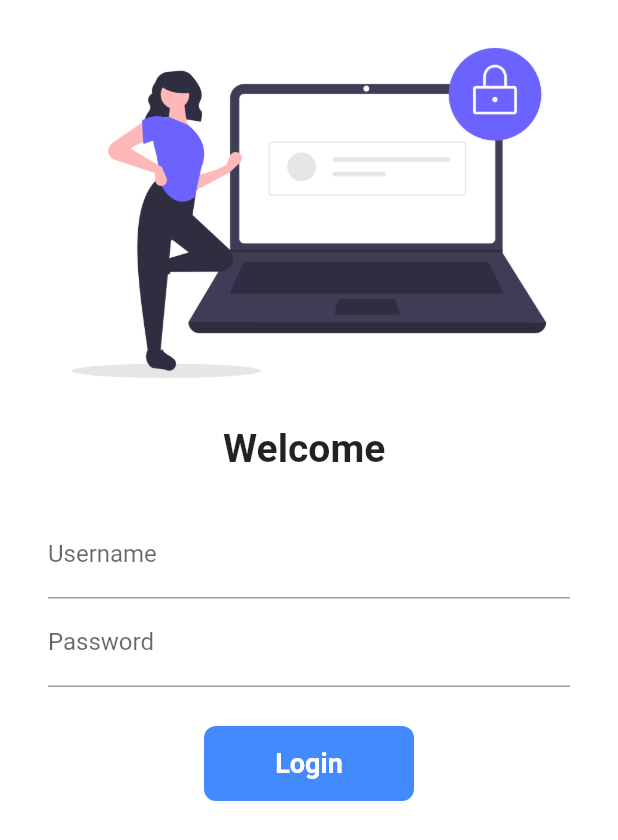
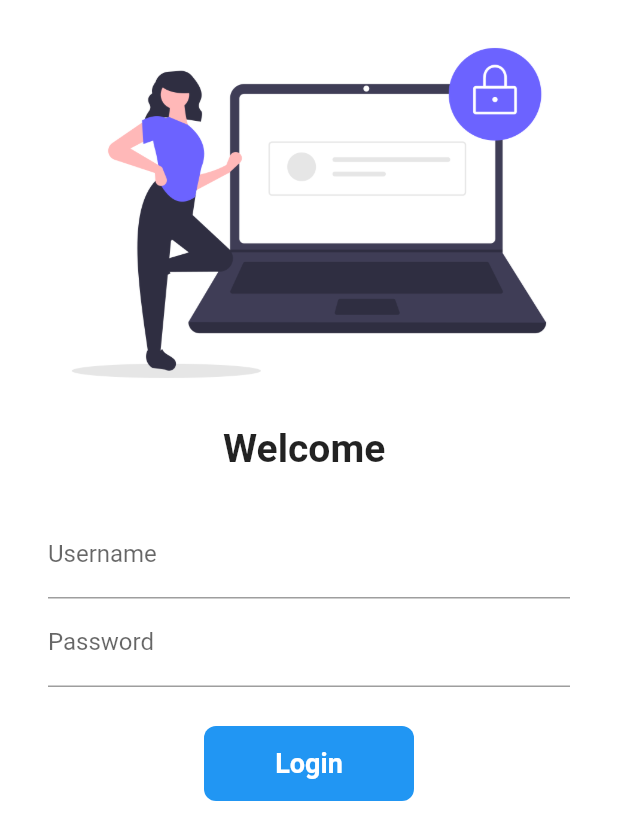
Before and after one commit to Mustansar0786/30DaysOfFlutter, a Flutter app: the screen it shows after launch, on a phone screen of 412 x 824 dp. Shown: the top 840 px of the screen. Run offline on Flutter 3.47's test engine with Material 2 defaults, Android fonts, the phone set to English and light mode, and no system bars.

Commit message:
day 8 completed

```diff
--- a/lib/pages/login_page.dart
+++ b/lib/pages/login_page.dart
@@ -9,9 +9,11 @@ class LoginPage extends StatefulWidget {
 
 class _LoginPageState extends State<LoginPage> {
   String name = '';
+  final _formKey = GlobalKey<FormState>();
   bool changeButton = false;
   @override
   Widget build(BuildContext context) {
+    var buttonRadius = BorderRadius.circular(changeButton ? 50 : 8);
     return Material(
       color: Colors.white,
       child: SingleChildScrollView(
@@ -33,9 +35,18 @@ class _LoginPageState extends State<LoginPage> {
             ),
             Padding(
               padding: const EdgeInsets.symmetric(vertical: 16, horizontal: 32),
+              child: Form(
+                key: _formKey,
                 child: Column(
                   children: [
                     TextFormField(
+                      validator: (value) {
+                        if (value!.isEmpty) {
+                          return "Username can not be empty";
+                        } else {
+                          return null;
+                        }
+                      },
                       onChanged: (value) {
                         name = value;
                         setState(() {});
@@ -46,6 +57,14 @@ class _LoginPageState extends State<LoginPage> {
                       ),
                     ),
                     TextFormField(
+                      validator: (value) {
+                        if (value!.isEmpty) {
+                          return "Password can not be empty";
+                        } else if (value.length < 5) {
+                          return "Password length should be atleast 5";
+                        }
+                        return null;
+                      },
                       obscureText: true,
                       decoration: const InputDecoration(
                         hintText: "Enter Password",
@@ -55,16 +74,19 @@ class _LoginPageState extends State<LoginPage> {
                   ],
                 ),
               ),
+            ),
             const SizedBox(
               height: 10,
             ),
-            InkWell(
+            Material(
+              color: Colors.blue,
+              borderRadius: buttonRadius,
+              child: InkWell(
+                borderRadius:
+                    buttonRadius, //to give the same shape to background and inkwell
+                splashColor: Colors.green,
                 onTap: () async {
-                setState(() {
-                  changeButton = true;
-                });
-                await Future.delayed(const Duration(seconds: 1));
-                Navigator.pushNamed(context, MyRoutes.homeRoute);
+                  await moveToHome(context);
                 },
                 child: AnimatedContainer(
                   duration: const Duration(seconds: 1),
@@ -84,10 +106,11 @@ class _LoginPageState extends State<LoginPage> {
                               fontWeight: FontWeight.bold,
                               color: Colors.white),
                         ),
-                decoration: BoxDecoration(
+                  //decoration: BoxDecoration(
                   // shape: changeButton ? BoxShape.circle : BoxShape.rectangle,
-                  borderRadius: BorderRadius.circular(changeButton ? 50 : 8),
-                  color: Colors.blueAccent,
+                  //borderRadius: BorderRadius.circular(changeButton ? 50 : 8),
+                  //color: Colors.blueAccent,
+                  //),
                 ),
               ),
             ),
@@ -104,4 +127,17 @@ class _LoginPageState extends State<LoginPage> {
       ),
     );
   }
+
+  moveToHome(BuildContext context) async {
+    if (_formKey.currentState!.validate()) {
+      setState(() {
+        changeButton = true;
+      });
+      await Future.delayed(const Duration(seconds: 1));
+      await Navigator.pushNamed(context, MyRoutes.homeRoute);
+      setState(() {
+        changeButton = false;
+      });
     }
+  }
+}
```
Lines whose indentation alone changed are shown as unchanged.
